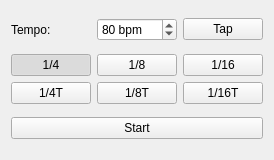
The window that metronomewindow.ui (v-yarotsky/NSMetronome) describes before a commit, drawn with Qt 5.
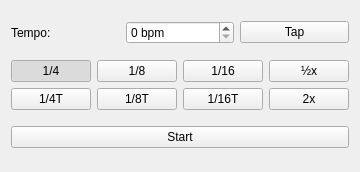
The same window after the commit. Custom widgets are drawn as their Qt base class.

Commit message: Add 2x, 1/2x tempo buttons

Patch:
```diff
--- a/metronomewindow.ui
+++ b/metronomewindow.ui
@@ -6,8 +6,8 @@
    <rect>
     <x>0</x>
     <y>0</y>
-    <width>241</width>
-    <height>160</height>
+    <width>330</width>
+    <height>172</height>
    </rect>
   </property>
   <property name="windowTitle">
@@ -32,15 +32,6 @@
         <property name="suffix">
          <string> bpm</string>
         </property>
-        <property name="minimum">
-         <number>20</number>
-        </property>
-        <property name="maximum">
-         <number>350</number>
-        </property>
-        <property name="value">
-         <number>80</number>
-        </property>
        </widget>
       </item>
       <item>
@@ -53,6 +44,8 @@
      </layout>
     </item>
     <item>
+     <layout class="QHBoxLayout" name="horizontalLayout_2">
+      <item>
      <layout class="QGridLayout" name="gridLayout">
       <item row="0" column="0">
        <widget class="QSubdivisionButton" name="btnQuarterth">
@@ -138,6 +131,39 @@
      </layout>
     </item>
     <item>
+       <spacer name="horizontalSpacer">
+        <property name="orientation">
+         <enum>Qt::Horizontal</enum>
+        </property>
+        <property name="sizeHint" stdset="0">
+         <size>
+          <width>40</width>
+          <height>20</height>
+         </size>
+        </property>
+       </spacer>
+      </item>
+      <item>
+       <layout class="QVBoxLayout" name="verticalLayout_4">
+        <item>
+         <widget class="QPushButton" name="btnHalfTempo">
+          <property name="text">
+           <string>½x</string>
+          </property>
+         </widget>
+        </item>
+        <item>
+         <widget class="QPushButton" name="btnDoubleTempo">
+          <property name="text">
+           <string>2x</string>
+          </property>
+         </widget>
+        </item>
+       </layout>
+      </item>
+     </layout>
+    </item>
+    <item>
      <widget class="QPushButton" name="btnStartStop">
       <property name="text">
        <string>Start</string>
```
Left out of the diff: 59 changed lines with no effect on the pictures. Lines whose indentation alone changed are shown as unchanged. The commit also changes 4 other files.
